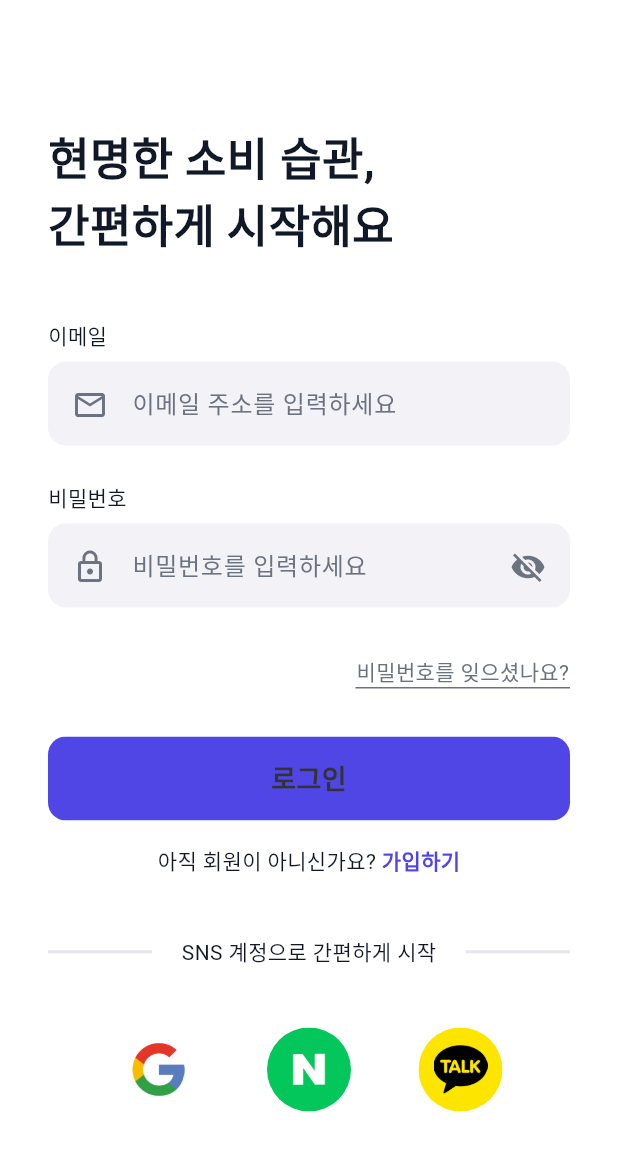
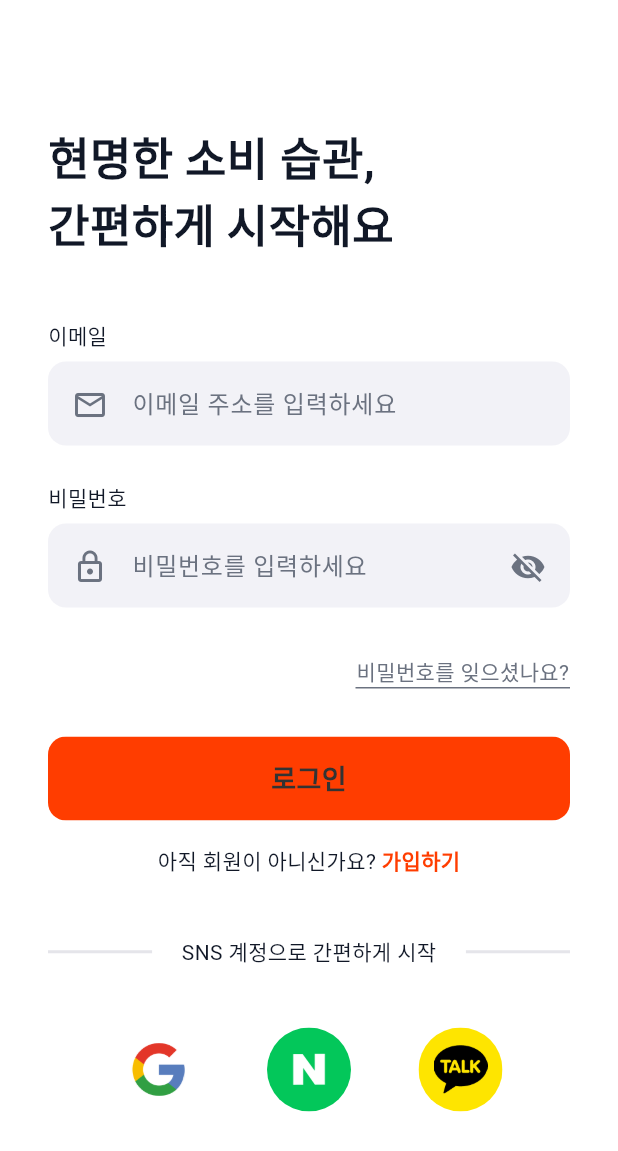
Before and after one commit to Hagminism/capstone_2026, a Flutter app: the screen it shows after launch, on a phone screen of 412 x 824 dp. Shown: the top 1151 px of the screen. Run offline on Flutter 3.47's test engine with Material 3 defaults, Android fonts, the phone set to English and light mode, and no system bars; our stand-ins replace firebase_auth, firebase_core, freezed_annotation, get_it, go_router, google_sign_in; accounts and stored records are empty; generated files the repository leaves out were written again.

Commit message:
style: 앱 기본 테마 색상(primary) 변경
- app_colors.dart: `primary` 색상 값을 기존 indigo 계열(`0xFF4F46E5`)에서 주황색 계열(`0xFFFF3D00`)으로 변경.

```diff
--- a/lib/ui/app_colors.dart
+++ b/lib/ui/app_colors.dart
@@ -4,7 +4,7 @@ class AppColors {
   static const Color white = Color(0xFFFFFFFF);
   static const Color black = Color(0xFF000000);
 
-  static const Color primary = Color(0xFF4F46E5);
+  static const Color primary = Color(0xFFFF3D00);
   static const Color secondary = Color(0xFF06B6D4);
   static const Color surface = Color(0xFFFFFFFF);
   static const Color surfaceMuted = Color(0xFFF5F7FF);
```
